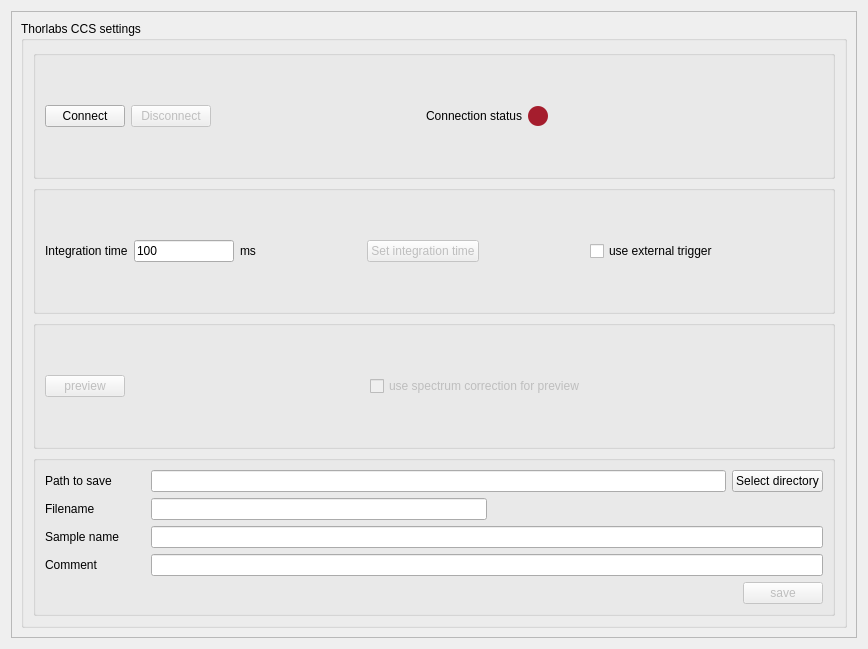
Old version of the form plugins/spec_dummy/TLCCS_settingsWidget.ui in the repository pyIVLS/pyIVLS.
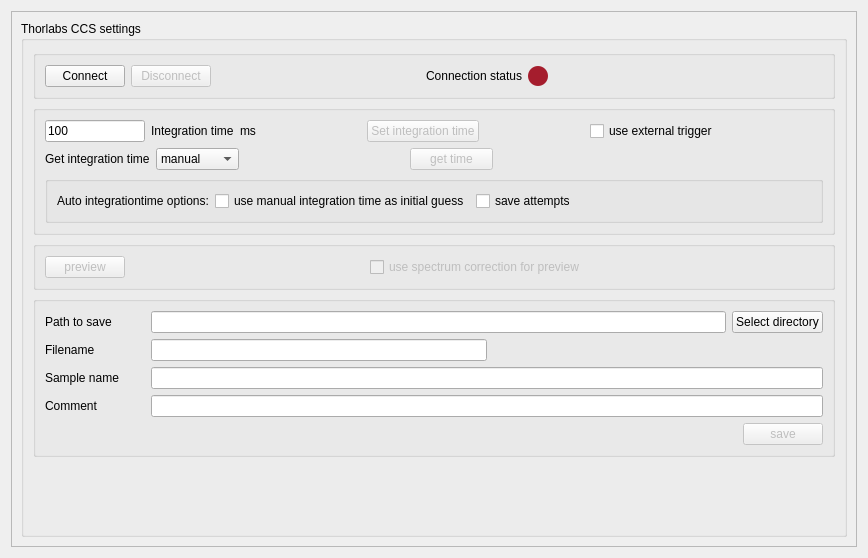
New version of the form.

Commit message: - Adjusted logging in pyIVLS_container.py to provide detailed information on saved settings, including old and new values. - Added pandas as a new dependency in pyproject.toml - Fixes to timeIV and sweep to work in the new plugin structure.

Diff of the .ui file:
```diff
--- a/plugins/spec_dummy/TLCCS_settingsWidget.ui
+++ b/plugins/spec_dummy/TLCCS_settingsWidget.ui
@@ -7,7 +7,7 @@
     <x>0</x>
     <y>0</y>
     <width>868</width>
-    <height>649</height>
+    <height>558</height>
    </rect>
   </property>
   <property name="sizePolicy">
@@ -19,7 +19,7 @@
   <property name="windowTitle">
    <string>Template settings</string>
   </property>
-  <layout class="QHBoxLayout" name="horizontalLayout">
+  <layout class="QVBoxLayout" name="verticalLayout_4">
    <item>
     <widget class="QScrollArea" name="scrollArea">
      <property name="widgetResizable">
@@ -29,19 +29,19 @@
       <property name="geometry">
        <rect>
         <x>0</x>
-        <y>0</y>
-        <width>848</width>
-        <height>629</height>
+        <y>-66</y>
+        <width>834</width>
+        <height>604</height>
        </rect>
       </property>
-      <layout class="QHBoxLayout" name="horizontalLayout_10">
+      <layout class="QVBoxLayout" name="verticalLayout_5">
        <item>
         <widget class="QGroupBox" name="groupBox_general">
          <property name="title">
           <string>Thorlabs CCS settings</string>
          </property>
-         <layout class="QGridLayout" name="gridLayout">
-          <item row="0" column="0">
+         <layout class="QVBoxLayout" name="verticalLayout" stretch="0,0,0,0,0">
+          <item>
            <widget class="QGroupBox" name="connectBox">
             <property name="title">
              <string/>
@@ -125,7 +125,7 @@
             </layout>
            </widget>
           </item>
-          <item row="1" column="0">
+          <item>
            <widget class="QGroupBox" name="boxSettings">
             <property name="enabled">
              <bool>true</bool>
@@ -133,14 +133,9 @@
             <property name="title">
              <string/>
             </property>
-            <layout class="QHBoxLayout" name="horizontalLayout_2">
+            <layout class="QVBoxLayout" name="verticalLayout_3">
              <item>
-              <widget class="QLabel" name="integTimeText">
-               <property name="text">
-                <string>Integration time</string>
-               </property>
-              </widget>
-             </item>
+              <layout class="QHBoxLayout" name="horizontalLayout_10">
              <item>
               <widget class="QLineEdit" name="lineEdit_Integ">
                <property name="maximumSize">
@@ -154,6 +149,13 @@
                </property>
               </widget>
              </item>
+               <item>
+                <widget class="QLabel" name="integTimeText">
+                 <property name="text">
+                  <string>Integration time</string>
+                 </property>
+                </widget>
+               </item>
              <item>
               <widget class="QLabel" name="secondText">
                <property name="text">
@@ -162,7 +164,7 @@
               </widget>
              </item>
              <item>
-              <spacer name="horizontalSpacer">
+                <spacer name="horizontalSpacer_4">
                <property name="orientation">
                 <enum>Qt::Orientation::Horizontal</enum>
                </property>
@@ -185,7 +187,7 @@
               </widget>
              </item>
              <item>
-              <spacer name="horizontalSpacer_4">
+                <spacer name="horizontalSpacer_6">
                <property name="orientation">
                 <enum>Qt::Orientation::Horizontal</enum>
                </property>
@@ -205,7 +207,7 @@
               </widget>
              </item>
              <item>
-              <spacer name="horizontalSpacer_6">
+                <spacer name="horizontalSpacer">
                <property name="orientation">
                 <enum>Qt::Orientation::Horizontal</enum>
                </property>
@@ -218,9 +220,115 @@
               </spacer>
              </item>
             </layout>
-           </widget>
-          </item>
-          <item row="2" column="0">
+             </item>
+             <item>
+              <layout class="QHBoxLayout" name="horizontalLayout_2" stretch="1,1,2,1,4">
+               <item>
+                <widget class="QLabel" name="getIntergrationTimelabel">
+                 <property name="text">
+                  <string>Get integration time</string>
+                 </property>
+                </widget>
+               </item>
+               <item>
+                <widget class="QComboBox" name="getIntegrationTime_combo">
+                 <item>
+                  <property name="text">
+                   <string>manual</string>
+                  </property>
+                 </item>
+                 <item>
+                  <property name="text">
+                   <string>auto</string>
+                  </property>
+                 </item>
+                </widget>
+               </item>
+               <item>
+                <spacer name="horizontalSpacer_7">
+                 <property name="orientation">
+                  <enum>Qt::Horizontal</enum>
+                 </property>
+                 <property name="sizeHint" stdset="0">
+                  <size>
+                   <width>40</width>
+                   <height>20</height>
+                  </size>
+                 </property>
+                </spacer>
+               </item>
+               <item>
+                <widget class="QPushButton" name="getTime_button">
+                 <property name="enabled">
+                  <bool>false</bool>
+                 </property>
+                 <property name="text">
+                  <string>get time</string>
+                 </property>
+                </widget>
+               </item>
+               <item>
+                <spacer name="horizontalSpacer_12">
+                 <property name="orientation">
+                  <enum>Qt::Horizontal</enum>
+                 </property>
+                 <property name="sizeHint" stdset="0">
+                  <size>
+                   <width>40</width>
+                   <height>20</height>
+                  </size>
+                 </property>
+                </spacer>
+               </item>
+              </layout>
+             </item>
+             <item>
+              <widget class="QGroupBox" name="autoIntegrationTime_box">
+               <property name="title">
+                <string/>
+               </property>
+               <layout class="QHBoxLayout" name="horizontalLayout_11">
+                <item>
+                 <widget class="QLabel" name="autoIntegrationTIme_label">
+                  <property name="text">
+                   <string>Auto integrationtime options:</string>
+                  </property>
+                 </widget>
+                </item>
+                <item>
+                 <widget class="QCheckBox" name="useIntegrationTimeGuess_check">
+                  <property name="text">
+                   <string>use manual integration time as initial guess</string>
+                  </property>
+                 </widget>
+                </item>
+                <item>
+                 <widget class="QCheckBox" name="saveAttempts_check">
+                  <property name="text">
+                   <string>save attempts</string>
+                  </property>
+                 </widget>
+                </item>
+                <item>
+                 <spacer name="horizontalSpacer_11">
+                  <property name="orientation">
+                   <enum>Qt::Horizontal</enum>
+                  </property>
+                  <property name="sizeHint" stdset="0">
+                   <size>
+                    <width>40</width>
+                    <height>20</height>
+                   </size>
+                  </property>
+                 </spacer>
+                </item>
+               </layout>
+              </widget>
+             </item>
+            </layout>
+           </widget>
+          </item>
+          <item>
            <widget class="QGroupBox" name="previewBox">
             <property name="enabled">
              <bool>false</bool>
@@ -272,7 +380,7 @@
             </layout>
            </widget>
           </item>
-          <item row="3" column="0">
+          <item>
            <widget class="QGroupBox" name="fileBox">
             <property name="enabled">
              <bool>true</bool>
@@ -418,6 +526,19 @@
             </layout>
            </widget>
           </item>
+          <item>
+           <spacer name="verticalSpacer">
+            <property name="orientation">
+             <enum>Qt::Vertical</enum>
+            </property>
+            <property name="sizeHint" stdset="0">
+             <size>
+              <width>20</width>
+              <height>40</height>
+             </size>
+            </property>
+           </spacer>
+          </item>
          </layout>
         </widget>
        </item>
```
Left out of the diff: 18 changed lines with no effect on the pictures. Lines whose indentation alone changed are shown as unchanged. The commit also changes 32 other files.
